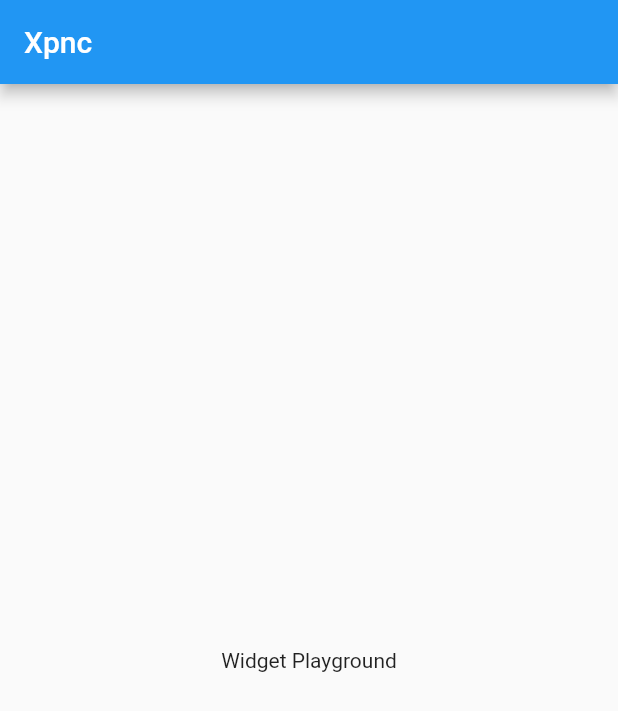
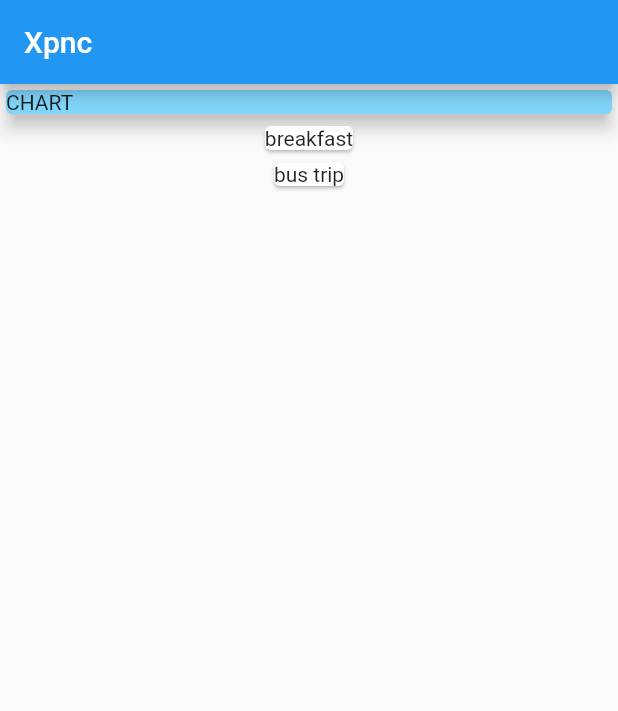
Before and after one commit to carlstep/udemy_max_expense_management_1, a Flutter app: the screen it shows after launch, on a phone screen of 412 x 824 dp. Shown: the top 711 px of the screen. Run offline on Flutter 3.47's test engine with Material 2 defaults, Android fonts, the phone set to English and light mode, and no system bars.

Commit message:
setup Card to ref transaction tx

```diff
--- a/lib/main.dart
+++ b/lib/main.dart
@@ -1,4 +1,6 @@
 import 'package:flutter/material.dart';
+
+import './transaction.dart';
 
 void main() {
   runApp(MyApp());
@@ -15,15 +17,45 @@ class MyApp extends StatelessWidget {
 }
 
 class MyHomePage extends StatelessWidget {
+  final List<Transaction> transactions = [
+    Transaction(
+      id: 't1',
+      title: 'breakfast',
+      amount: 9.50,
+      date: DateTime.now(),
+    ),
+    Transaction(
+      id: 't2',
+      title: 'bus trip',
+      amount: 17.50,
+      date: DateTime.now(),
+    ),
+  ];
+
   @override
   Widget build(BuildContext context) {
     return Scaffold(
-      appBar: AppBar(
-        title: Text('Xpnc'),
-      ),
-      body: Center(
-        child: Text('Widget Playground'),
-      ),
-    );
+        appBar: AppBar(
+          title: Text('Xpnc'),
+        ),
+        body: Column(
+          children: [
+            Container(
+              width: double.infinity,
+              child: Card(
+                color: Colors.lightBlue[200],
+                elevation: 5,
+                child: Text('CHART'),
+              ),
+            ),
+            Column(
+              children: transactions.map((tx) {
+                return Card(
+                  child: Text(tx.title),
+                );
+              }).toList(),
+            ),
+          ],
+        ));
   }
 }
--- /dev/null
+++ b/lib/transaction.dart
@@ -0,0 +1,15 @@
+import 'package:flutter/foundation.dart';
+
+class Transaction {
+  final String id; // unique identifier
+  final String title;
+  final double amount;
+  final DateTime date;
+
+  Transaction({
+    required this.id,
+    required this.title,
+    required this.amount,
+    required this.date,
+  });
+}
```
